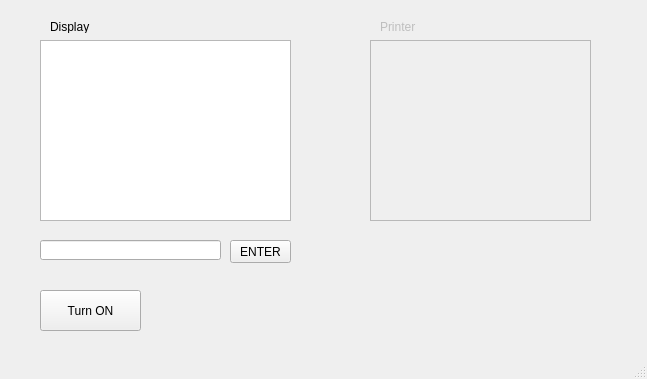
Qt form ATM/mainwindow.ui (Neanra/ATM) before a commit.
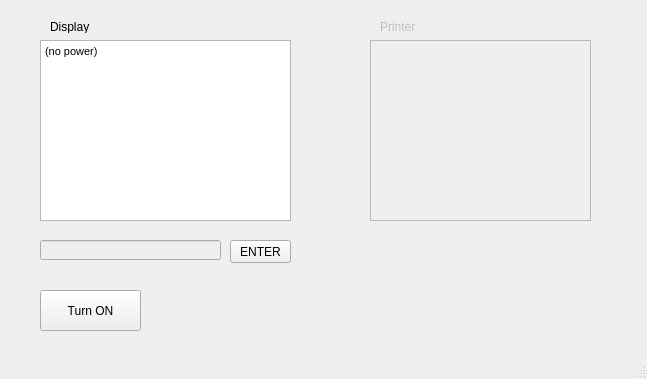
The same form after that commit.

What changed in the file:
```diff
--- a/ATM/mainwindow.ui
+++ b/ATM/mainwindow.ui
@@ -23,6 +23,13 @@
       <height>181</height>
      </rect>
     </property>
+    <property name="html">
+     <string>&lt;!DOCTYPE HTML PUBLIC &quot;-//W3C//DTD HTML 4.0//EN&quot; &quot;http://www.w3.org/TR/REC-html40/strict.dtd&quot;&gt;
+&lt;html&gt;&lt;head&gt;&lt;meta name=&quot;qrichtext&quot; content=&quot;1&quot; /&gt;&lt;style type=&quot;text/css&quot;&gt;
+p, li { white-space: pre-wrap; }
+&lt;/style&gt;&lt;/head&gt;&lt;body style=&quot; font-family:'MS Shell Dlg 2'; font-size:8.25pt; font-weight:400; font-style:normal;&quot;&gt;
+&lt;p style=&quot; margin-top:0px; margin-bottom:0px; margin-left:0px; margin-right:0px; -qt-block-indent:0; text-indent:0px;&quot;&gt;&lt;span style=&quot; font-size:8pt;&quot;&gt;(no power)&lt;/span&gt;&lt;/p&gt;&lt;/body&gt;&lt;/html&gt;</string>
+    </property>
    </widget>
    <widget class="QTextBrowser" name="textBrowser_2">
     <property name="enabled">
@@ -83,6 +90,9 @@
     </property>
    </widget>
    <widget class="QLineEdit" name="inputField">
+    <property name="enabled">
+     <bool>false</bool>
+    </property>
     <property name="geometry">
      <rect>
       <x>40</x>
```
